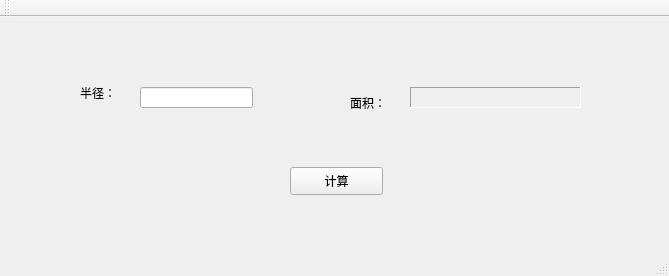
Qt form QT/QT5开发实例/area_5-12/mainwindow.ui (askunix/C-Cpp-QuestionBank) before a commit.
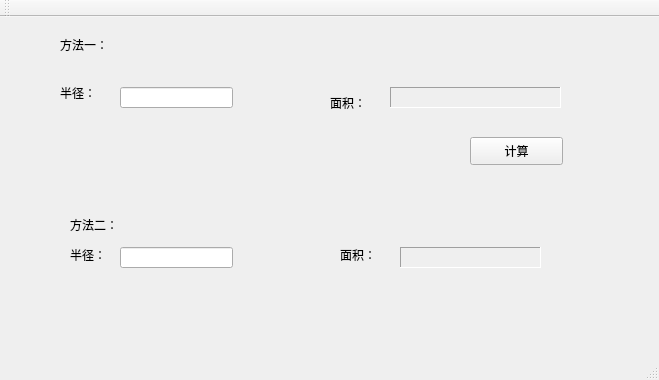
The same form after that commit.

Commit message: 面积计算更新

```diff
--- a/QT/QT5开发实例/area_5-12/mainwindow.ui
+++ b/QT/QT5开发实例/area_5-12/mainwindow.ui
@@ -6,8 +6,8 @@
    <rect>
     <x>0</x>
     <y>0</y>
-    <width>669</width>
-    <height>276</height>
+    <width>659</width>
+    <height>380</height>
    </rect>
   </property>
   <property name="windowTitle">
@@ -17,7 +17,7 @@
    <widget class="QLabel" name="radiusLabel">
     <property name="geometry">
      <rect>
-      <x>80</x>
+      <x>60</x>
       <y>60</y>
       <width>51</width>
       <height>31</height>
@@ -30,7 +30,7 @@
    <widget class="QLineEdit" name="radiusLineEdit">
     <property name="geometry">
      <rect>
-      <x>140</x>
+      <x>120</x>
       <y>70</y>
       <width>113</width>
       <height>21</height>
@@ -40,8 +40,8 @@
    <widget class="QPushButton" name="countBtn">
     <property name="geometry">
      <rect>
-      <x>290</x>
-      <y>150</y>
+      <x>470</x>
+      <y>120</y>
       <width>93</width>
       <height>28</height>
      </rect>
@@ -53,7 +53,7 @@
    <widget class="QLabel" name="areaLabel_2">
     <property name="geometry">
      <rect>
-      <x>410</x>
+      <x>390</x>
       <y>70</y>
       <width>171</width>
       <height>21</height>
@@ -69,10 +69,91 @@
      <string/>
     </property>
    </widget>
+   <widget class="QLabel" name="label">
+    <property name="geometry">
+     <rect>
+      <x>70</x>
+      <y>230</y>
+      <width>72</width>
+      <height>15</height>
+     </rect>
+    </property>
+    <property name="text">
+     <string>半径：</string>
+    </property>
+   </widget>
+   <widget class="QLabel" name="label_2">
+    <property name="geometry">
+     <rect>
+      <x>400</x>
+      <y>230</y>
+      <width>141</width>
+      <height>21</height>
+     </rect>
+    </property>
+    <property name="frameShape">
+     <enum>QFrame::Panel</enum>
+    </property>
+    <property name="frameShadow">
+     <enum>QFrame::Sunken</enum>
+    </property>
+    <property name="text">
+     <string/>
+    </property>
+   </widget>
+   <widget class="QLineEdit" name="lineEdit">
+    <property name="geometry">
+     <rect>
+      <x>120</x>
+      <y>230</y>
+      <width>113</width>
+      <height>21</height>
+     </rect>
+    </property>
+   </widget>
+   <widget class="QLabel" name="label_3">
+    <property name="geometry">
+     <rect>
+      <x>340</x>
+      <y>230</y>
+      <width>72</width>
+      <height>15</height>
+     </rect>
+    </property>
+    <property name="text">
+     <string>面积：</string>
+    </property>
+   </widget>
+   <widget class="QLabel" name="label_4">
+    <property name="geometry">
+     <rect>
+      <x>70</x>
+      <y>200</y>
+      <width>72</width>
+      <height>15</height>
+     </rect>
+    </property>
+    <property name="text">
+     <string>方法二：</string>
+    </property>
+   </widget>
+   <widget class="QLabel" name="label_5">
+    <property name="geometry">
+     <rect>
+      <x>60</x>
+      <y>20</y>
+      <width>72</width>
+      <height>15</height>
+     </rect>
+    </property>
+    <property name="text">
+     <string>方法一：</string>
+    </property>
+   </widget>
    <widget class="QLabel" name="areaLabel_1">
     <property name="geometry">
      <rect>
-      <x>350</x>
+      <x>330</x>
       <y>70</y>
       <width>61</width>
       <height>31</height>
```
Left out of the diff: 8 changed lines with no effect on the pictures. The commit also changes 3 other files.
